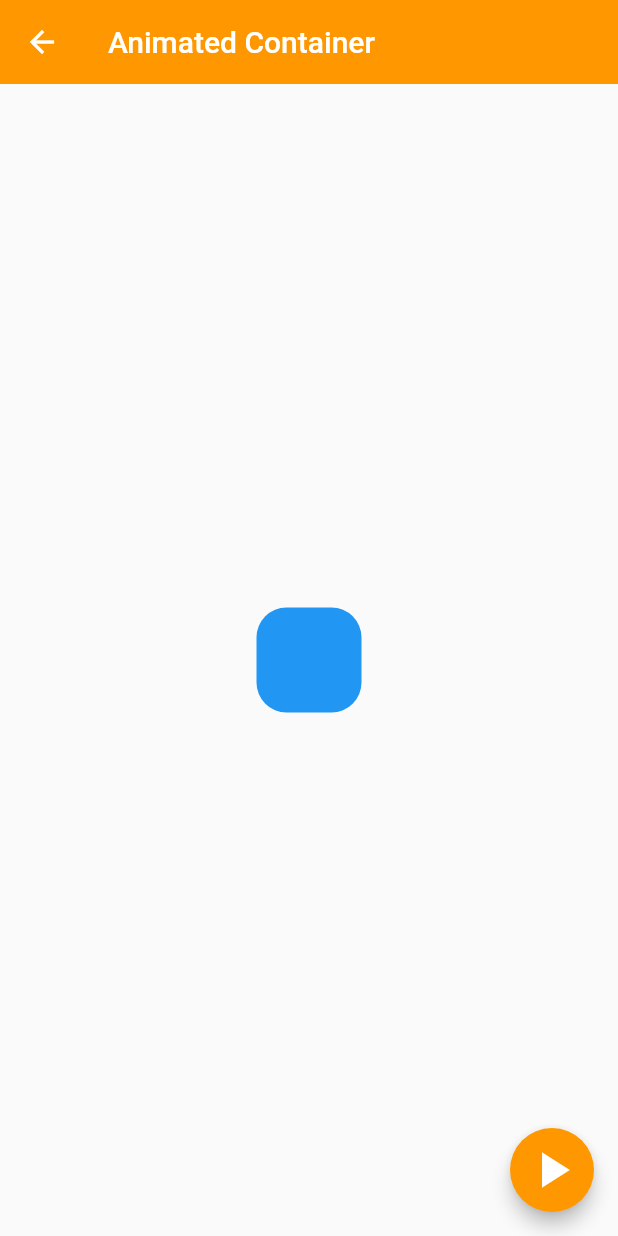
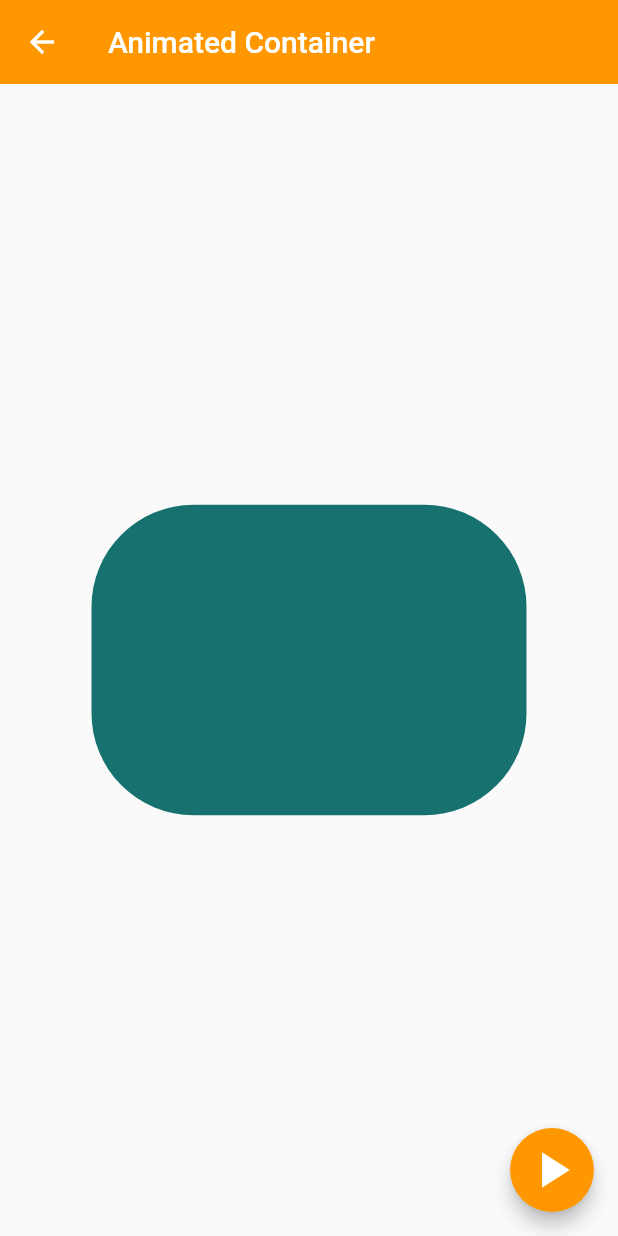
Before and after one commit to aydin-due/widgets_app, a Flutter app: the AnimatedScreen screen opened by its route, after a tap on the "play arrow" icon, on a phone screen of 412 x 824 dp. Run offline on Flutter 3.47's test engine with Material 2 defaults, Android fonts, the phone set to English and light mode, and no system bars.

Commit message:
widget container (random values)

```diff
--- a/lib/screens/animated_screen.dart
+++ b/lib/screens/animated_screen.dart
@@ -15,10 +15,15 @@ class _AnimatedScreenState extends State<AnimatedScreen> {
   BorderRadiusGeometry _borderRadius = BorderRadius.circular(10);
 
   void changeShape() {
-    _width += 20;
-    _height += 20;
-    _color = Colors.blue;
-    _borderRadius = BorderRadius.circular(20);
+    final random = Random();
+    _width = random.nextInt(300).toDouble()+70;
+    _height = random.nextInt(300).toDouble()+70;
+    _color = Color.fromRGBO(
+      random.nextInt(255),
+      random.nextInt(255),
+      random.nextInt(255),
+      1);
+    _borderRadius = BorderRadius.circular(random.nextInt(100).toDouble()+10);
     setState(() {});
   }
 
```
